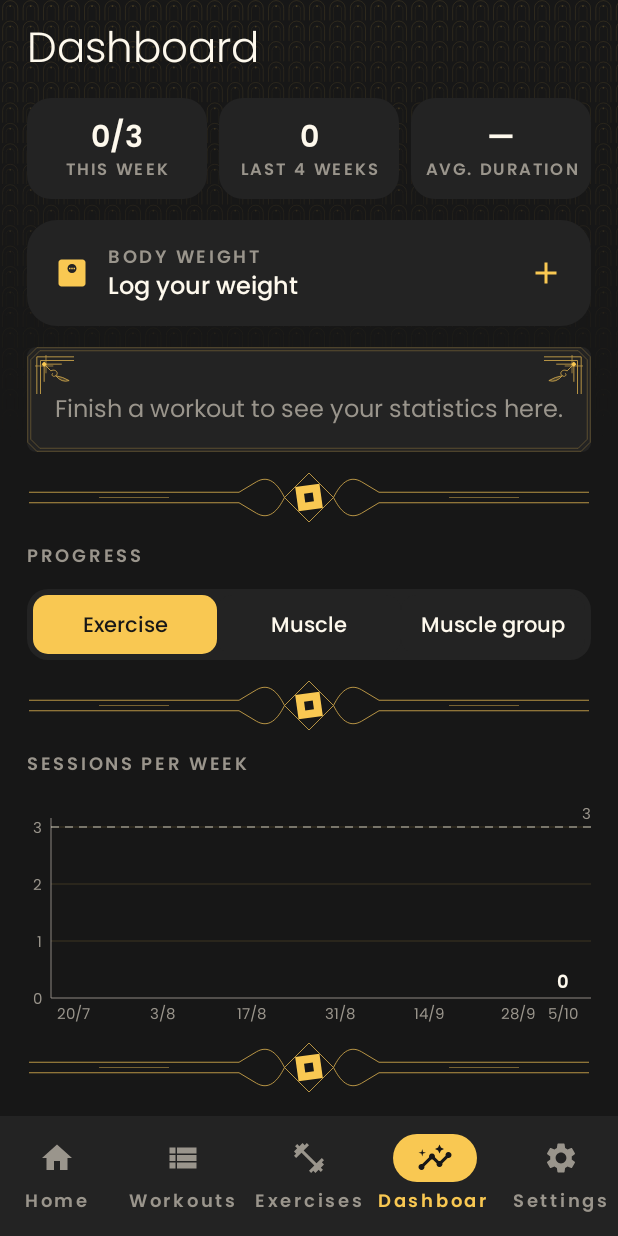
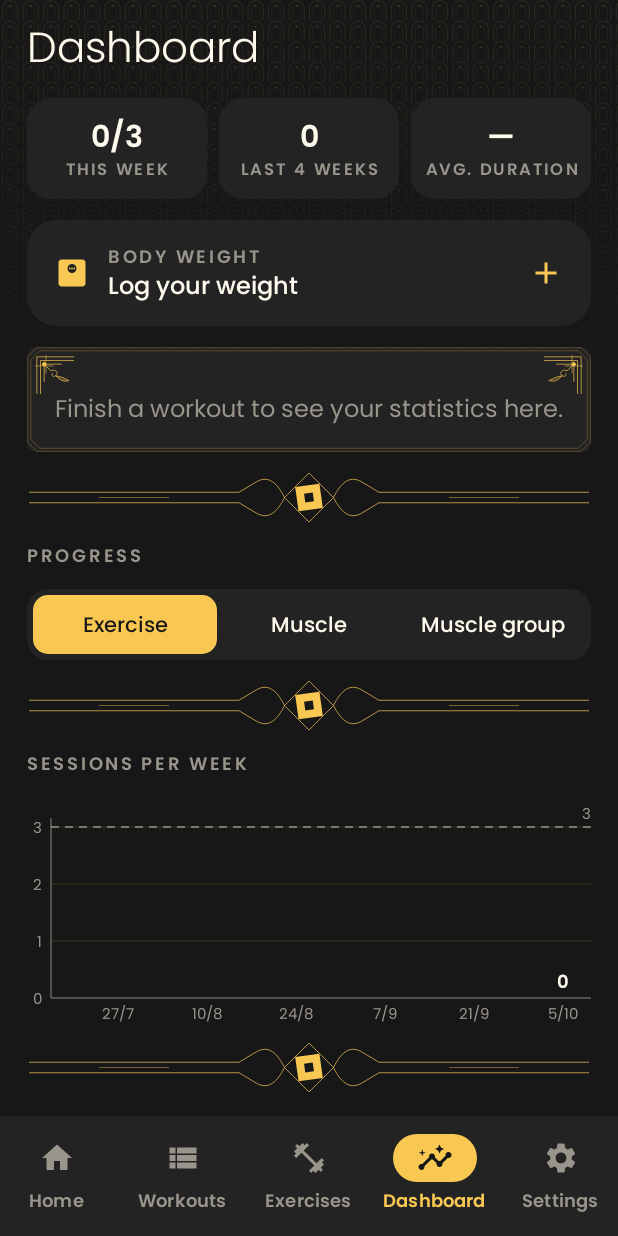
Before and after one commit to Fabianlanger/GYM-8020, an Android app built with Jetpack Compose: the DashboardScreen screen opened through its navigation route, item 4 of the bottom bar chosen, on a phone screen of 412 x 824 dp. Run offline under Robolectric (Android 15) with nearby library versions, the phone set to English and light mode, and no system bars; our stand-ins replace Room's generated code.

Commit message:
0.6.2: fix tab labels, splash title colour and UI test waits
- Bottom bar labels no longer cut off in English (tighter tracking).
- Splash title was drawn in black on the dark background.
- Bar chart labels counted back from the newest week, so the last two no longer collide.
- UI tests wait for the splash to fade before screenshots; the weight window steps the clock by hand.

Co-Authored-By: Claude Opus 5.5 <noreply@anthropic.com>
Claude-Session: https://claude.ai/code/session_01Hxpq81fEycCHWjCDrBWoSP

```diff
--- a/app/src/main/kotlin/nl/ibs/gym8020/MainActivity.kt
+++ b/app/src/main/kotlin/nl/ibs/gym8020/MainActivity.kt
@@ -43,8 +43,10 @@ import androidx.compose.runtime.setValue
 import androidx.compose.ui.Alignment
 import androidx.compose.ui.Modifier
 import androidx.compose.ui.graphics.vector.ImageVector
+import androidx.compose.ui.platform.testTag
 import androidx.compose.ui.res.stringResource
 import androidx.compose.ui.unit.dp
+import androidx.compose.ui.unit.em
 import androidx.navigation.NavGraph.Companion.findStartDestination
 import androidx.navigation.NavHostController
 import androidx.navigation.NavType
@@ -170,7 +172,8 @@ private fun GymNavHost(container: AppContainer) {
                             selected = route == tab.route,
                             onClick = { nav.switchTab(tab.route) },
                             icon = { Icon(tab.icon, contentDescription = null) },
-                            label = { Text(stringResource(tab.label), maxLines = 1) },
+                            // Tight tracking: five tabs with English labels must fit on a narrow phone.
+                            label = { Text(stringResource(tab.label), maxLines = 1, softWrap = false, style = MaterialTheme.typography.labelMedium.copy(letterSpacing = 0.01.em)) },
                             colors = NavigationBarItemDefaults.colors(
                                 selectedIconColor = Gym.OnYellow,
                                 indicatorColor = Gym.Yellow,
@@ -287,10 +290,13 @@ private fun NavHostController.switchTab(route: String) {
     }
 }
 
+/** Test tag of the opening screen, so UI tests can wait until it is gone. */
+const val SPLASH_TAG = "splash"
+
 /** Opening screen with the IBS mark (D-51, D-52). */
 @Composable
 private fun Splash() {
-    Box(Modifier.fillMaxSize().background(Gym.Bg), contentAlignment = Alignment.Center) {
+    Box(Modifier.fillMaxSize().background(Gym.Bg).testTag(SPLASH_TAG), contentAlignment = Alignment.Center) {
         Lattice(Modifier.fillMaxSize(), alpha = .07f)
         Sunburst(Modifier.size(360.dp).padding(bottom = 180.dp), arcs = true)
         Column(
@@ -299,7 +305,7 @@ private fun Splash() {
             modifier = Modifier.padding(32.dp),
         ) {
             IbsMark(Modifier.size(96.dp))
-            Text("GYM · 8020", style = MaterialTheme.typography.headlineLarge)
+            Text("GYM · 8020", style = MaterialTheme.typography.headlineLarge, color = Gym.Cream)
             DecoDivider(Modifier.fillMaxWidth(.8f))
             Eyebrow(stringResource(R.string.about_ibs))
         }
--- a/app/src/main/kotlin/nl/ibs/gym8020/ui/dashboard/Charts.kt
+++ b/app/src/main/kotlin/nl/ibs/gym8020/ui/dashboard/Charts.kt
@@ -199,7 +199,7 @@ fun BarChart(
         val axis = Gym.Muted.copy(alpha = .6f)
         drawLine(axis, Offset(left, top - 6.dp.toPx()), Offset(left, bottom), 1.dp.toPx())
         drawLine(axis, Offset(left, bottom), Offset(size.width, bottom), 1.dp.toPx())
-        // Show a label every n bars so they never overlap.
+        // Show a label every n bars, counted back from the newest, so they never overlap.
         val every = (values.size / 6).coerceAtLeast(1)
         values.forEachIndexed { i, (label, v) ->
             val cx = left + slot * i + slot / 2
@@ -211,7 +211,7 @@ fun BarChart(
                 // Square off the bottom so the bar sits on the baseline.
                 drawRect(color, Offset(cx - bw / 2, bottom - minOf(h, r.x)), Size(bw, minOf(h, r.x) - gap / 2))
             }
-            if (i % every == 0 || i == values.lastIndex || i == selected) {
+            if ((values.lastIndex - i) % every == 0 || i == selected) {
                 val t = measurer.measure(label, axisStyle)
                 drawText(t, topLeft = Offset((cx - t.size.width / 2).coerceIn(0f, size.width - t.size.width), bottom + 3.dp.toPx()))
             }
```
Also changed, not shown: 1 other file.
